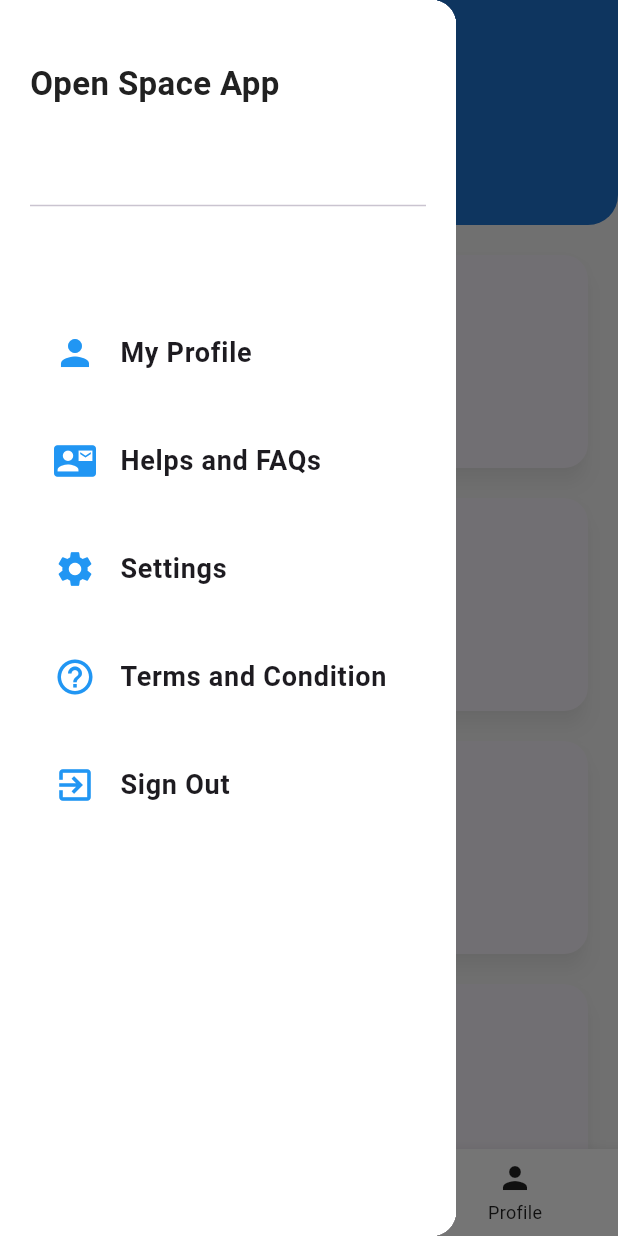
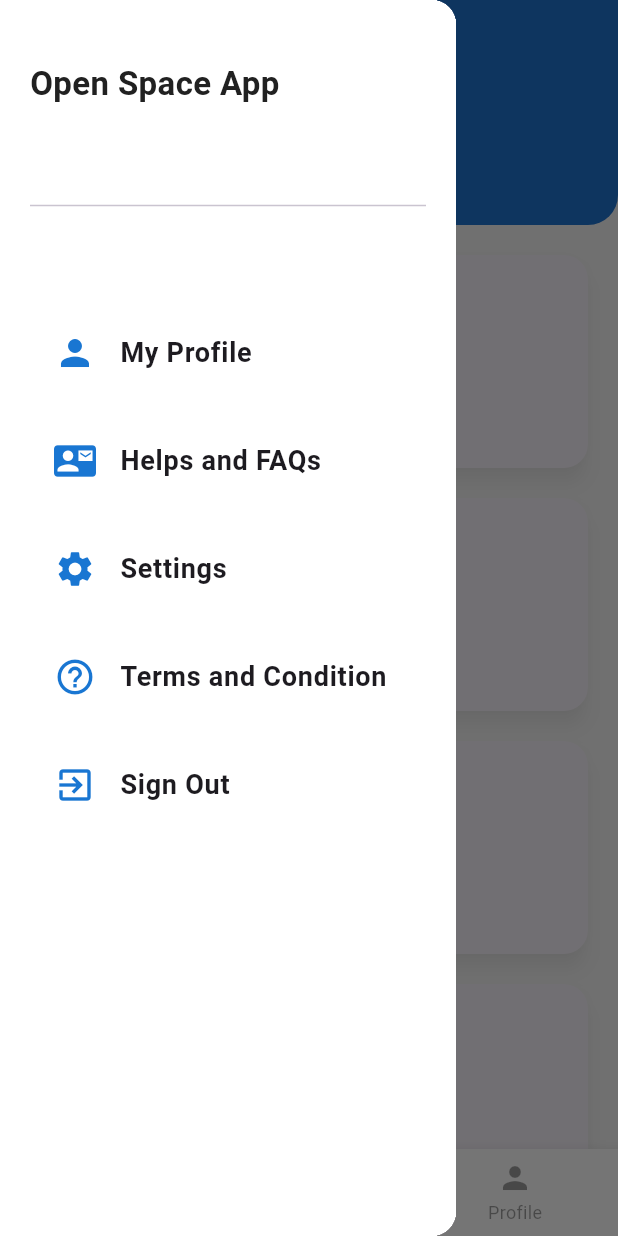
Before and after one commit to RahimHamisi/openspace_app, a Flutter app: the HomePage screen opened directly, with the side drawer open, on a phone screen of 412 x 824 dp. Run offline on Flutter 3.47's test engine with Material 3 defaults, Android fonts, the phone set to English and light mode, and no system bars; our stand-ins replace file_picker, flutter_animate, flutter_map, flutter_secure_storage, flutter_typeahead, geolocator and 6 more; missing offline and left inert: flutter_map_cancellable_tile_provider, flutter_map_location_marker; accounts and stored records are empty.

Commit message:
UPDATE:Solving error

```diff
--- a/openspace_mobile_app/lib/api/graphql/graphql_service.dart
+++ b/openspace_mobile_app/lib/api/graphql/graphql_service.dart
@@ -5,7 +5,7 @@ import 'package:http/http.dart' as http;
 class GraphQLService {
   late GraphQLClient client;
 
-  GraphQLService({String endpoint ='http://172.20.7.188:8000/graphql/'}) {
+  GraphQLService({String endpoint ='http://172.16.211.7:8000/graphql/'}) {
     final httpLink = HttpLink(
       endpoint,
       httpClient: TimeoutHttpClient(const Duration(seconds: 60)),
@@ -54,7 +54,7 @@ class GraphQLService {
       return result;
     } catch (e) {
       print('[GraphQL QUERY ERROR]: $e');
-      throw Exception('Query failed: $e');
+      throw Exception('Query failed');
     }
   }
 
--- a/openspace_mobile_app/lib/main.dart
+++ b/openspace_mobile_app/lib/main.dart
@@ -73,7 +73,9 @@ class MyApp extends StatelessWidget {
                   final userProvider = Provider.of<UserProvider>(context, listen: false);
                   if (userProvider.user.isAnonymous) {
                     showAccessDeniedDialog(context, featureName: settings.name!.split('/').last);
-                    return null;
+                  }
+                  else  {
+                    Navigator.pushNamed(context, settings.name!);
                   }
                 }
 
--- a/openspace_mobile_app/lib/screens/home_page.dart
+++ b/openspace_mobile_app/lib/screens/home_page.dart
@@ -71,8 +71,8 @@ class _HomePageState extends State<HomePage> with SingleTickerProviderStateMixin
       bottomNavigationBar: BottomNavigationBar(
         backgroundColor: Colors.white,
         currentIndex: _selectedIndex,
-        selectedItemColor: Colors.blue,
-        unselectedItemColor: Colors.black87,
+        selectedItemColor: AppConstants.primaryBlue,
+        unselectedItemColor: Colors.black38,
       onTap: (index) {
         if (index == _selectedIndex) return; // Already on this page
 
--- a/openspace_mobile_app/lib/screens/map_screen.dart
+++ b/openspace_mobile_app/lib/screens/map_screen.dart
@@ -679,7 +679,7 @@ class MapScreenState extends State<MapScreen> with TickerProviderStateMixin {
         backgroundColor: Colors.white,
         currentIndex: _selectedIndex,
         selectedItemColor: Colors.blue,
-        unselectedItemColor: Colors.black87,
+        unselectedItemColor: Colors.black38,
         onTap: (index) {
           if (index == _selectedIndex) return;
 
--- a/openspace_mobile_app/lib/screens/side_bar.dart
+++ b/openspace_mobile_app/lib/screens/side_bar.dart
@@ -65,7 +65,7 @@ class Sidebar extends StatelessWidget {
   // Function to build menu items dynamically
   Widget _buildMenuItem(IconData icon, String title, VoidCallback onTap) {
     return ListTile(
-      leading: Icon(icon, color: Colors.blue, size: 28),
+      leading: Icon(icon, color: AppConstants.primaryBlue, size: 28),
       title: Text(title, style: const TextStyle(fontSize: 18, fontWeight: FontWeight.w600)),
       onTap: onTap,
     );
--- a/openspace_mobile_app/lib/service/ProfileService.dart
+++ b/openspace_mobile_app/lib/service/ProfileService.dart
@@ -3,7 +3,7 @@ import 'package:http/http.dart' as http;
 import 'auth_service.dart';
 
 class ProfileService {
-  static const String _baseUrl = 'http://172.20.7.188:8000/'; // Update to HTTPS in production
+  static const String _baseUrl = 'http://172.16.211.7:8000/'; // Update to HTTPS in production
   static const String _profileEndpoint = 'api/v1/profile';
 
   static Future<Map<String, dynamic>> fetchProfile() async {
--- a/openspace_mobile_app/lib/service/bookingservice.dart
+++ b/openspace_mobile_app/lib/service/bookingservice.dart
@@ -5,7 +5,7 @@ import 'package:openspace_mobile_app/model/Booking.dart';
 import 'auth_service.dart';
 
 class BookingService {
-  static const String _baseUrl = "http://172.20.7.188:8000"; // Update to HTTPS in production
+  static const String _baseUrl = "http://172.16.211.7:8000"; // Update to HTTPS in production
   static const String _createBookingEndpoint = "/api/v1/book-open-space/";
   static const String _myBookingsEndpoint = "/api/v1/my-bookings/";
 
--- a/openspace_mobile_app/lib/service/file_uploadservice.dart
+++ b/openspace_mobile_app/lib/service/file_uploadservice.dart
@@ -4,7 +4,7 @@ import 'package:http/http.dart' as http;
 import 'dart:convert';
 
 class FileUploadService {
-  final String _uploadUrl = "http://172.20.7.188:8000/api/v1/upload/";
+  final String _uploadUrl = "http://172.16.211.7:8000/api/v1/upload/";
 
 
   Future<String?> uploadFile({required String fileName, required Uint8List fileBytes, String? reportId}) async {
--- a/openspace_mobile_app/lib/service/userreports.dart
+++ b/openspace_mobile_app/lib/service/userreports.dart
@@ -5,7 +5,7 @@ import '../model/Report.dart';
 import 'auth_service.dart';
 
 class ReportService {
-  static const String baseUrl = 'http://172.20.7.188:8000';
+  static const String baseUrl = 'http://172.16.211.7:8000';
   static const String endpoint = '/api/v1/user-reports/';
 
   Future<List<Report>> fetchUserReports() async {
```
Also changed, not shown: openspace_mobile_app/lib/model/Booking.dart (+1 -11 lines), 2 other files.
